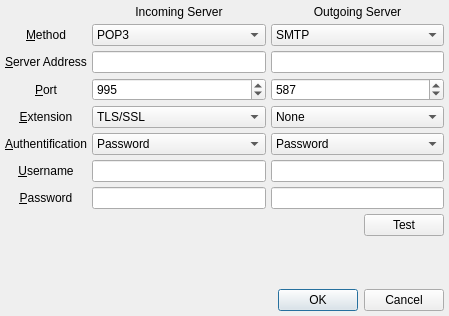
Above: UI/poptasticsettings.ui from xloem/spot-on-svn before the change. Below: the same form after it.
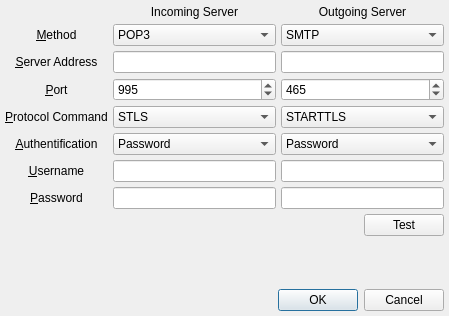
That is the form after the change. Icons and pictures are not drawn.

```diff
--- a/UI/poptasticsettings.ui
+++ b/UI/poptasticsettings.ui
@@ -32,7 +32,7 @@
      <item row="5" column="0">
       <widget class="QLabel" name="label_6">
        <property name="text">
-        <string>&amp;Extension</string>
+        <string>&amp;Protocol Command</string>
        </property>
        <property name="alignment">
         <set>Qt::AlignCenter</set>
@@ -147,7 +147,7 @@
        </property>
        <item>
         <property name="text">
-         <string>None</string>
+         <string>STARTTLS</string>
         </property>
        </item>
       </widget>
@@ -196,19 +196,14 @@
      <item row="5" column="1">
       <widget class="QComboBox" name="in_extension">
        <property name="currentIndex">
-        <number>1</number>
+        <number>0</number>
        </property>
        <property name="sizeAdjustPolicy">
         <enum>QComboBox::AdjustToContents</enum>
        </property>
        <item>
         <property name="text">
-         <string>STARTTLS</string>
-        </property>
-       </item>
-       <item>
-        <property name="text">
-         <string>TLS/SSL</string>
+         <string>STLS</string>
         </property>
        </item>
       </widget>
@@ -228,18 +223,24 @@
      </item>
      <item row="4" column="3">
       <widget class="QSpinBox" name="out_server_port">
+       <property name="minimum">
+        <number>1</number>
+       </property>
        <property name="maximum">
-        <number>999</number>
+        <number>65535</number>
        </property>
        <property name="value">
-        <number>587</number>
+        <number>465</number>
        </property>
       </widget>
      </item>
      <item row="4" column="1">
       <widget class="QSpinBox" name="in_server_port">
+       <property name="minimum">
+        <number>1</number>
+       </property>
        <property name="maximum">
-        <number>999</number>
+        <number>65535</number>
        </property>
        <property name="value">
         <number>995</number>
```
Left out of the diff: 10 changed lines with no effect on the pictures.
